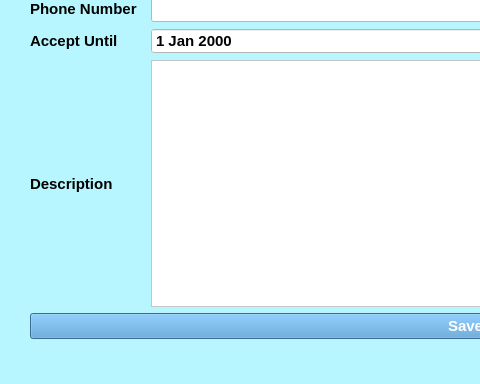
First picture: the form in jobedit.ui, repository santabou/JobMatch, before the edit; both pictures show x 0 to 480 and y 152 to 536 of the 935 by 536 pixel window.
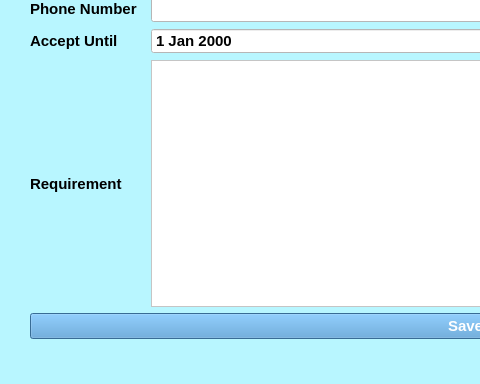
Second picture: the form after the edit.

Patch:
```diff
--- a/jobedit.ui
+++ b/jobedit.ui
@@ -112,7 +112,7 @@
          </font>
         </property>
         <property name="text">
-         <string>Description</string>
+         <string>Requirement</string>
         </property>
        </widget>
       </item>
```
